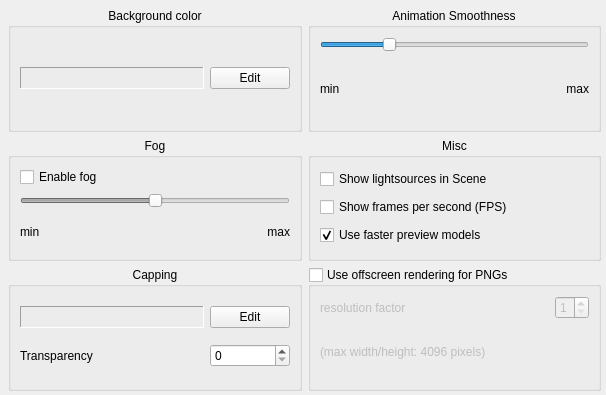
Above: source/VIEW/DIALOGS/stageSettings.ui from BALL-Project/ball before the change. Below: the same form after it.
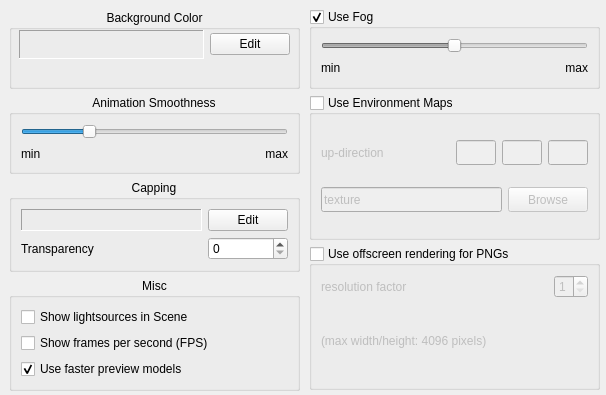
That is the form after the change. The open tabs and pages were chosen to show the change.

Commit message:
Introduced Environment Mapping Option
Default is disabled.
The Up-direction denotes the orientation of the texture.

Missing parts are denoted with TODO in the source code:

 - exchange Transparency QSpinBox to Qslider (vgl lightSettings) with value
 - get the file specification for texture-files!
 - environment map belongs to scene or stage?

What changed in the file:
```diff
--- a/source/VIEW/DIALOGS/stageSettings.ui
+++ b/source/VIEW/DIALOGS/stageSettings.ui
@@ -25,31 +25,47 @@
     <number>3</number>
    </property>
    <widget class="QWidget" name="Main" >
-    <layout class="QGridLayout" >
-     <property name="margin" >
-      <number>9</number>
+    <widget class="QWidget" name="" >
+     <property name="geometry" >
+      <rect>
+       <x>310</x>
+       <y>10</y>
+       <width>291</width>
+       <height>381</height>
+      </rect>
      </property>
-     <property name="spacing" >
-      <number>6</number>
-     </property>
-     <item row="0" column="0" >
-      <layout class="QGridLayout" >
+     <layout class="QVBoxLayout" >
        <property name="margin" >
         <number>0</number>
        </property>
        <property name="spacing" >
         <number>6</number>
        </property>
-       <item row="1" column="0" >
-        <widget class="QGroupBox" name="fob_box" >
+      <item>
+       <widget class="QGroupBox" name="fog_box" >
+        <property name="minimumSize" >
+         <size>
+          <width>0</width>
+          <height>80</height>
+         </size>
+        </property>
+        <property name="maximumSize" >
+         <size>
+          <width>16777215</width>
+          <height>80</height>
+         </size>
+        </property>
          <property name="toolTip" >
           <string>The fog is currently not exported to POVRay</string>
          </property>
          <property name="title" >
-          <string>Fog</string>
+         <string>Use Fog</string>
          </property>
          <property name="alignment" >
-          <set>Qt::AlignHCenter</set>
+         <set>Qt::AlignLeading</set>
+        </property>
+        <property name="checkable" >
+         <bool>true</bool>
          </property>
          <layout class="QGridLayout" >
           <property name="margin" >
@@ -58,10 +74,20 @@
           <property name="spacing" >
            <number>6</number>
           </property>
-          <item row="0" column="0" >
-           <widget class="QCheckBox" name="enable_fog" >
+         <item row="2" column="0" >
+          <widget class="QLabel" name="min_label" >
             <property name="text" >
-             <string>Enable fog</string>
+            <string>min</string>
+           </property>
+          </widget>
+         </item>
+         <item row="2" column="1" >
+          <widget class="QLabel" name="max_label" >
+           <property name="text" >
+            <string>max</string>
+           </property>
+           <property name="alignment" >
+            <set>Qt::AlignRight|Qt::AlignTrailing|Qt::AlignVCenter</set>
             </property>
            </widget>
           </item>
@@ -90,27 +116,215 @@
             </property>
            </widget>
           </item>
-          <item row="2" column="1" >
-           <widget class="QLabel" name="max_label" >
+        </layout>
+       </widget>
+      </item>
+      <item>
+       <widget class="QGroupBox" name="environment_map" >
+        <property name="toolTip" >
+         <string/>
+        </property>
+        <property name="title" >
+         <string>Use Environment Maps</string>
+        </property>
+        <property name="alignment" >
+         <set>Qt::AlignJustify</set>
+        </property>
+        <property name="checkable" >
+         <bool>true</bool>
+        </property>
+        <property name="checked" >
+         <bool>false</bool>
+        </property>
+        <layout class="QGridLayout" >
+         <property name="margin" >
+          <number>9</number>
+         </property>
+         <property name="spacing" >
+          <number>6</number>
+         </property>
+         <item row="1" column="0" >
+          <layout class="QHBoxLayout" >
+           <property name="margin" >
+            <number>0</number>
+           </property>
+           <property name="spacing" >
+            <number>6</number>
+           </property>
+           <item>
+            <widget class="QLineEdit" name="texture_file_edit" >
+             <property name="minimumSize" >
+              <size>
+               <width>150</width>
+               <height>25</height>
+              </size>
+             </property>
+             <property name="focusPolicy" >
+              <enum>Qt::StrongFocus</enum>
+             </property>
             <property name="text" >
-             <string>max</string>
-            </property>
+              <string>texture</string>
+             </property>
+             <property name="maxLength" >
+              <number>32767</number>
+             </property>
+             <property name="frame" >
+              <bool>true</bool>
+             </property>
+             <property name="echoMode" >
+              <enum>QLineEdit::Normal</enum>
+             </property>
             <property name="alignment" >
-             <set>Qt::AlignRight|Qt::AlignTrailing|Qt::AlignVCenter</set>
+              <set>Qt::AlignLeading</set>
             </property>
            </widget>
           </item>
-          <item row="2" column="0" >
-           <widget class="QLabel" name="min_label" >
+           <item>
+            <widget class="QPushButton" name="texture_browse_button" >
+             <property name="minimumSize" >
+              <size>
+               <width>50</width>
+               <height>25</height>
+              </size>
+             </property>
+             <property name="focusPolicy" >
+              <enum>Qt::TabFocus</enum>
+             </property>
+             <property name="toolTip" >
+              <string>Browse your computer for amber file</string>
+             </property>
             <property name="text" >
-             <string>min</string>
-            </property>
+              <string>Browse</string>
+             </property>
+             <property name="autoDefault" >
+              <bool>true</bool>
+             </property>
            </widget>
           </item>
          </layout>
-        </widget>
-       </item>
-       <item row="2" column="1" >
+         </item>
+         <item row="0" column="0" >
+          <layout class="QHBoxLayout" >
+           <property name="margin" >
+            <number>0</number>
+           </property>
+           <property name="spacing" >
+            <number>6</number>
+           </property>
+           <item>
+            <widget class="QLabel" name="textLabel1_3_2" >
+             <property name="sizePolicy" >
+              <sizepolicy>
+               <hsizetype>3</hsizetype>
+               <vsizetype>5</vsizetype>
+               <horstretch>0</horstretch>
+               <verstretch>0</verstretch>
+              </sizepolicy>
+             </property>
+             <property name="minimumSize" >
+              <size>
+               <width>90</width>
+               <height>25</height>
+              </size>
+             </property>
+             <property name="maximumSize" >
+              <size>
+               <width>32767</width>
+               <height>110</height>
+              </size>
+             </property>
+             <property name="text" >
+              <string>up-direction</string>
+             </property>
+            </widget>
+           </item>
+           <item>
+            <widget class="QLineEdit" name="up_direction_x" >
+             <property name="sizePolicy" >
+              <sizepolicy>
+               <hsizetype>5</hsizetype>
+               <vsizetype>5</vsizetype>
+               <horstretch>0</horstretch>
+               <verstretch>0</verstretch>
+              </sizepolicy>
+             </property>
+             <property name="minimumSize" >
+              <size>
+               <width>30</width>
+               <height>25</height>
+              </size>
+             </property>
+             <property name="maximumSize" >
+              <size>
+               <width>40</width>
+               <height>500</height>
+              </size>
+             </property>
+             <property name="toolTip" >
+              <string>Direction x</string>
+             </property>
+            </widget>
+           </item>
+           <item>
+            <widget class="QLineEdit" name="up_direction_y" >
+             <property name="sizePolicy" >
+              <sizepolicy>
+               <hsizetype>5</hsizetype>
+               <vsizetype>5</vsizetype>
+               <horstretch>0</horstretch>
+               <verstretch>0</verstretch>
+              </sizepolicy>
+             </property>
+             <property name="minimumSize" >
+              <size>
+               <width>30</width>
+               <height>25</height>
+              </size>
+             </property>
+             <property name="maximumSize" >
+              <size>
+               <width>40</width>
+               <height>25</height>
+              </size>
+             </property>
+             <property name="toolTip" >
+              <string>Direction y</string>
+             </property>
+            </widget>
+           </item>
+           <item>
+            <widget class="QLineEdit" name="up_direction_z" >
+             <property name="sizePolicy" >
+              <sizepolicy>
+               <hsizetype>5</hsizetype>
+               <vsizetype>5</vsizetype>
+               <horstretch>0</horstretch>
+               <verstretch>0</verstretch>
+              </sizepolicy>
+             </property>
+             <property name="minimumSize" >
+              <size>
+               <width>30</width>
+               <height>25</height>
+              </size>
+             </property>
+             <property name="maximumSize" >
+              <size>
+               <width>40</width>
+               <height>25</height>
+              </size>
+             </property>
+             <property name="toolTip" >
+              <string>Direction z</string>
+             </property>
+            </widget>
+           </item>
+          </layout>
+         </item>
+        </layout>
+       </widget>
+      </item>
+      <item>
         <widget class="QGroupBox" name="offscreen_group" >
          <property name="toolTip" >
           <string>Screenshots can also be created through offscreen rendering, which enables images larger than the screen resolution. Uncheck this if there are poblems with the resulting images.</string>
@@ -180,76 +394,52 @@
          </layout>
         </widget>
        </item>
-       <item row="1" column="1" >
-        <widget class="QGroupBox" name="lights_box" >
-         <property name="title" >
-          <string>Misc</string>
-         </property>
-         <property name="alignment" >
-          <set>Qt::AlignHCenter</set>
-         </property>
-         <layout class="QGridLayout" >
+     </layout>
+    </widget>
+    <widget class="QWidget" name="" >
+     <property name="geometry" >
+      <rect>
+       <x>10</x>
+       <y>11</y>
+       <width>291</width>
+       <height>381</height>
+      </rect>
+     </property>
+     <layout class="QVBoxLayout" >
           <property name="margin" >
-           <number>9</number>
+       <number>0</number>
           </property>
           <property name="spacing" >
            <number>6</number>
           </property>
-          <item row="2" column="0" >
-           <widget class="QCheckBox" name="use_preview" >
-            <property name="toolTip" >
-             <string>Show the lightsources in the 3D view for easier positioning.</string>
-            </property>
-            <property name="text" >
-             <string>Use faster preview models</string>
-            </property>
-            <property name="checked" >
-             <bool>true</bool>
-            </property>
-           </widget>
-          </item>
-          <item row="1" column="0" >
-           <widget class="QCheckBox" name="show_fps" >
-            <property name="toolTip" >
-             <string>Show the lightsources in the 3D view for easier positioning.</string>
-            </property>
-            <property name="text" >
-             <string>Show frames per second (FPS)</string>
-            </property>
-           </widget>
-          </item>
-          <item row="0" column="0" >
-           <widget class="QCheckBox" name="show_lights_" >
-            <property name="toolTip" >
-             <string>Show the lightsources in the 3D view for easier positioning.</string>
-            </property>
-            <property name="text" >
-             <string>Show lightsources in Scene</string>
-            </property>
-           </widget>
-          </item>
-         </layout>
-        </widget>
-       </item>
-       <item row="0" column="0" >
+      <item>
         <widget class="QGroupBox" name="background_box" >
          <property name="toolTip" >
           <string>Set the background color of the Scene.</string>
          </property>
          <property name="title" >
-          <string>Background color</string>
+         <string>Background Color</string>
          </property>
          <property name="alignment" >
           <set>Qt::AlignHCenter</set>
          </property>
-         <layout class="QGridLayout" >
+        <widget class="QWidget" name="" >
+         <property name="geometry" >
+          <rect>
+           <x>10</x>
+           <y>20</y>
+           <width>271</width>
+           <height>29</height>
+          </rect>
+         </property>
+         <layout class="QHBoxLayout" >
           <property name="margin" >
-           <number>9</number>
+           <number>0</number>
           </property>
           <property name="spacing" >
            <number>6</number>
           </property>
-          <item row="0" column="0" >
+          <item>
            <widget class="QLabel" name="color_sample" >
             <property name="sizePolicy" >
              <sizepolicy>
@@ -279,7 +469,7 @@
             </property>
            </widget>
           </item>
-          <item row="0" column="1" >
+          <item>
            <widget class="QPushButton" name="color_button" >
             <property name="text" >
              <string>Edit</string>
@@ -288,8 +478,9 @@
           </item>
          </layout>
         </widget>
-       </item>
-       <item row="0" column="1" >
+       </widget>
+      </item>
+      <item>
         <widget class="QGroupBox" name="animation_box" >
          <property name="toolTip" >
           <string/>
@@ -307,6 +498,23 @@
           <property name="spacing" >
            <number>6</number>
           </property>
+         <item row="1" column="1" >
+          <widget class="QLabel" name="max_label" >
+           <property name="text" >
+            <string>max</string>
+           </property>
+           <property name="alignment" >
+            <set>Qt::AlignRight|Qt::AlignTrailing|Qt::AlignVCenter</set>
+           </property>
+          </widget>
+         </item>
+         <item row="1" column="0" >
+          <widget class="QLabel" name="min_label" >
+           <property name="text" >
+            <string>min</string>
+           </property>
+          </widget>
+         </item>
           <item row="0" column="0" colspan="2" >
            <widget class="QSlider" name="animation_smoothness" >
             <property name="toolTip" >
@@ -332,27 +540,10 @@
             </property>
            </widget>
           </item>
-          <item row="1" column="0" >
-           <widget class="QLabel" name="min_label" >
-            <property name="text" >
-             <string>min</string>
-            </property>
-           </widget>
-          </item>
-          <item row="1" column="1" >
-           <widget class="QLabel" name="max_label" >
-            <property name="text" >
-             <string>max</string>
-            </property>
-            <property name="alignment" >
-             <set>Qt::AlignRight|Qt::AlignTrailing|Qt::AlignVCenter</set>
-            </property>
-           </widget>
-          </item>
          </layout>
         </widget>
        </item>
-       <item row="2" column="0" >
+      <item>
         <widget class="QGroupBox" name="capping_box" >
          <property name="toolTip" >
           <string>Capping planes work almost like clipping planes, but create a solid volume.</string>
@@ -370,66 +561,116 @@
           <property name="spacing" >
            <number>6</number>
           </property>
-          <item row="0" column="0" >
-           <widget class="QLabel" name="capping_color" >
-            <property name="sizePolicy" >
-             <sizepolicy>
-              <hsizetype>7</hsizetype>
-              <vsizetype>5</vsizetype>
-              <horstretch>0</horstretch>
-              <verstretch>0</verstretch>
-             </sizepolicy>
-            </property>
-            <property name="toolTip" >
-             <string>Color for Caping planes</string>
-            </property>
-            <property name="frameShape" >
-             <enum>QFrame::Panel</enum>
-            </property>
-            <property name="frameShadow" >
-             <enum>QFrame::Sunken</enum>
-            </property>
-            <property name="lineWidth" >
-             <number>1</number>
-            </property>
-            <property name="midLineWidth" >
-             <number>0</number>
-            </property>
-            <property name="text" >
-             <string/>
-            </property>
-            <property name="margin" >
-             <number>0</number>
-            </property>
-           </widget>
-          </item>
-          <item row="0" column="1" colspan="2" >
-           <widget class="QPushButton" name="capping_color_button" >
-            <property name="text" >
-             <string>Edit</string>
-            </property>
-           </widget>
-          </item>
-          <item row="1" column="0" >
-           <widget class="QLabel" name="label" >
-            <property name="text" >
-             <string>Transparency</string>
-            </property>
-           </widget>
-          </item>
-          <item row="1" column="1" colspan="2" >
+         <item row="1" column="1" >
            <widget class="QSpinBox" name="capping_transparency" >
             <property name="maximum" >
              <number>255</number>
             </property>
            </widget>
           </item>
+         <item row="1" column="0" >
+          <widget class="QLabel" name="label" >
+           <property name="text" >
+            <string>Transparency</string>
+           </property>
+          </widget>
+         </item>
+         <item row="0" column="1" >
+          <widget class="QPushButton" name="capping_color_button" >
+           <property name="text" >
+            <string>Edit</string>
+           </property>
+          </widget>
+         </item>
+         <item row="0" column="0" >
+          <widget class="QLabel" name="capping_color" >
+           <property name="sizePolicy" >
+            <sizepolicy>
+             <hsizetype>7</hsizetype>
+             <vsizetype>5</vsizetype>
+             <horstretch>0</horstretch>
+             <verstretch>0</verstretch>
+            </sizepolicy>
+           </property>
+           <property name="toolTip" >
+            <string>Color for Caping planes</string>
+           </property>
+           <property name="frameShape" >
+            <enum>QFrame::Panel</enum>
+           </property>
+           <property name="frameShadow" >
+            <enum>QFrame::Sunken</enum>
+           </property>
+           <property name="lineWidth" >
+            <number>1</number>
+           </property>
+           <property name="midLineWidth" >
+            <number>0</number>
+           </property>
+           <property name="text" >
+            <string/>
+           </property>
+           <property name="margin" >
+            <number>0</number>
+           </property>
+          </widget>
+         </item>
          </layout>
         </widget>
        </item>
-      </layout>
-     </item>
-    </layout>
+      <item>
+       <widget class="QGroupBox" name="lights_box" >
+        <property name="title" >
+         <string>Misc</string>
+        </property>
+        <property name="alignment" >
+         <set>Qt::AlignHCenter</set>
+        </property>
+        <layout class="QGridLayout" >
+         <property name="margin" >
+          <number>9</number>
+         </property>
+         <property name="spacing" >
+          <number>6</number>
+         </property>
+         <item row="2" column="0" >
+          <widget class="QCheckBox" name="use_preview" >
+           <property name="toolTip" >
+            <string>Show the lightsources in the 3D view for easier positioning.</string>
+           </property>
+           <property name="text" >
+            <string>Use faster preview models</string>
+           </property>
+           <property name="checked" >
+            <bool>true</bool>
+           </property>
+          </widget>
+         </item>
+         <item row="1" column="0" >
+          <widget class="QCheckBox" name="show_fps" >
+           <property name="toolTip" >
+            <string>Show the lightsources in the 3D view for easier positioning.</string>
+           </property>
+           <property name="text" >
+            <string>Show frames per second (FPS)</string>
+           </property>
+          </widget>
+         </item>
+         <item row="0" column="0" >
+          <widget class="QCheckBox" name="show_lights_" >
+           <property name="toolTip" >
+            <string>Show the lightsources in the 3D view for easier positioning.</string>
+           </property>
+           <property name="text" >
+            <string>Show lightsources in Scene</string>
+           </property>
+          </widget>
+         </item>
+        </layout>
+       </widget>
+      </item>
+     </layout>
+    </widget>
    </widget>
    <widget class="QWidget" name="Mouse" >
     <layout class="QGridLayout" >
```
Left out of the diff: 7 changed lines with no effect on the pictures. Lines whose indentation alone changed are shown as unchanged. The commit also changes 2 other files.
